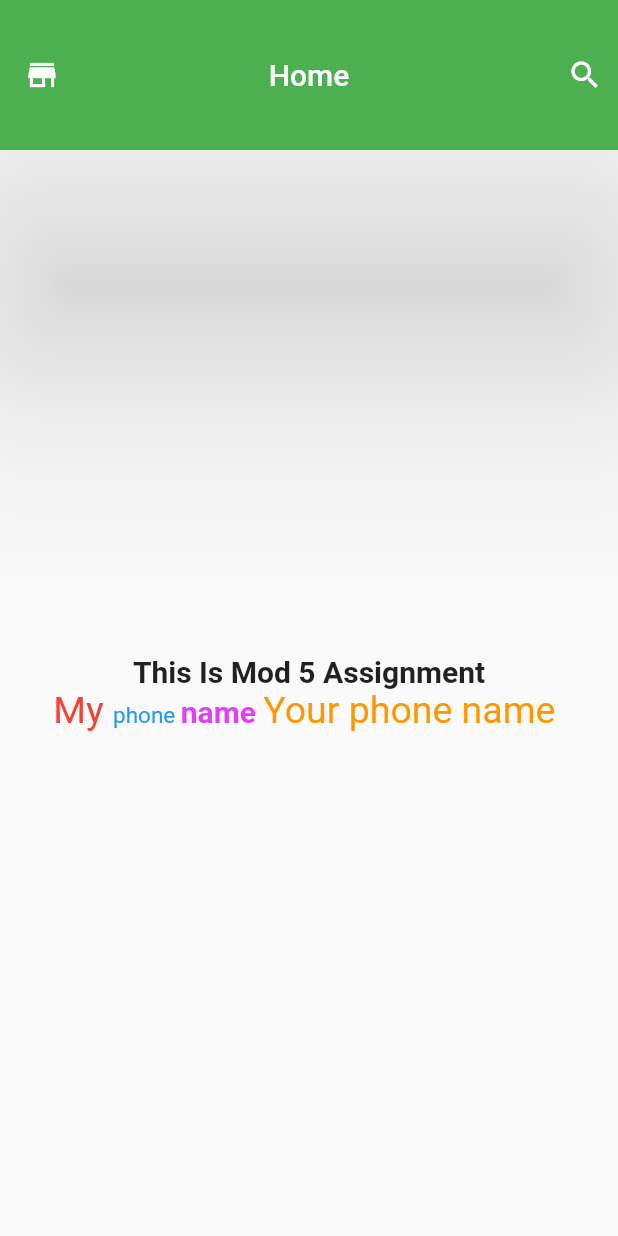
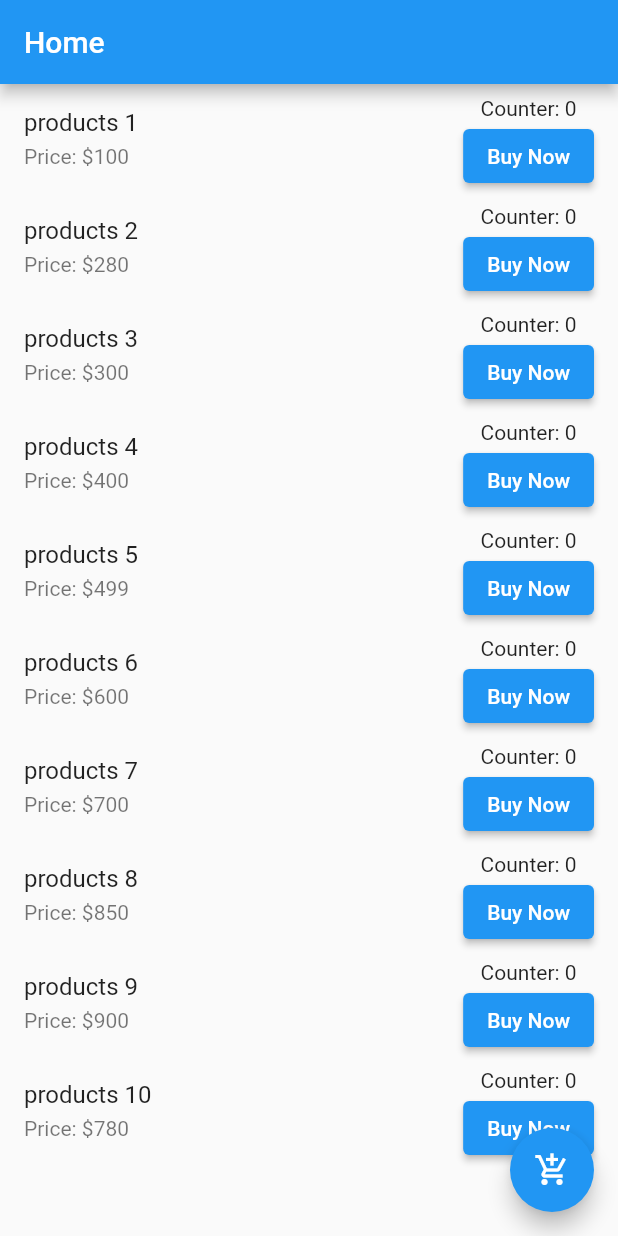
Before and after one commit to iamazmarul/myfirst_flutter_app, a Flutter app: the screen it shows after launch, on a phone screen of 412 x 824 dp. Run offline on Flutter 3.47's test engine with Material 2 defaults, Android fonts, the light colour scheme and no system bars.

Commit message:
Assignment Module 7

```diff
--- a/lib/main.dart
+++ b/lib/main.dart
@@ -4,60 +4,119 @@ void main() {
   runApp(MyApp());
 }
 
-class MyApp extends StatelessWidget{
+class MyApp extends StatelessWidget {
+  const MyApp({Key? key});
+
   @override
   Widget build(BuildContext context) {
-    return MaterialApp(
-      title: "Assignment Module 5 ",
-      debugShowCheckedModeBanner: true,
-      home: homePage(),
+    return const MaterialApp(
+      title: "Assignment Module 7",
+      debugShowCheckedModeBanner: false,
+      home: HomeScreen(),
     );
   }
 }
 
-class homePage extends StatelessWidget{
+class HomeScreen extends StatefulWidget {
+  const HomeScreen({Key? key});
+  @override
+  State<HomeScreen> createState() => _HomeScreenState();
+}
+
+class _HomeScreenState extends State<HomeScreen> {
+  List<int> counters = [];
+  List<Map<String, String>> products = [
+    {"name": "products 1", "price": "100"},
+    {"name": "products 2", "price": "280"},
+    {"name": "products 3", "price": "300"},
+    {"name": "products 4", "price": "400"},
+    {"name": "products 5", "price": "499"},
+    {"name": "products 6", "price": "600"},
+    {"name": "products 7", "price": "700"},
+    {"name": "products 8", "price": "850"},
+    {"name": "products 9", "price": "900"},
+    {"name": "products 10", "price": "780"},
+  ];
+
   @override
   Widget build(BuildContext context) {
     return Scaffold(
       appBar: AppBar(
         title: Text("Home"),
-        centerTitle: true,
-        backgroundColor: Colors.green,
-        toolbarHeight: 100,
-        elevation: 70,
-        leading: Icon(
-          Icons.store_mall_directory_sharp,
+      ),
+      body: SingleChildScrollView(
+        child: Column(
+          children: [
+            ListView.builder(
+              shrinkWrap: true,
+              itemCount: products.length,
+              itemBuilder: (context, index) {
+                final product = products[index];
+                while (counters.length <= index) {
+                  counters.add(0);
+                }
+                final counter = counters[index];
+
+                return ListTile(
+                  title: Text("${product["name"]}"),
+                  subtitle: Padding(
+                    padding: const EdgeInsets.only(top: 5),
+                    child: Text("Price: \$${product["price"]}"),
+                  ),
+                  trailing: Column(
+                    children: [
+                      Text("Counter: $counter"),
+                      ElevatedButton(
+                        onPressed: () {
+                          if (counter < 5) {
+                            counters[index]++;
+                            setState(() {});
+                          };
+                          if (counter == 5) {
+                            AlertDialog(
+
+                            );
+                          };
+                        },
+                        child: Text("Buy Now"),
+                      ),
+                    ],
+                  ),
+                );
+              },
+            ),
+          ],
         ),
-        actions: [
-          Padding(
-            padding: EdgeInsets.only(right: 10),
-            child: Icon(Icons.search),
-          ),
-        ],
+      ),
+      floatingActionButton: FloatingActionButton(
+        onPressed: () {
+          // Navigator.push(context, MaterialPageRoute(builder: (context)=> CartScreen(cartproducts: $counter)),);
+        },
+        child: Icon(Icons.add_shopping_cart),
+      ),
+    );
+  }
+}
+
+class CartScreen extends StatefulWidget {
+  final String cartproducts;
+  const CartScreen({super.key, required this.cartproducts});
+
+  @override
+  State<CartScreen> createState() => _CartScreenState();
+}
+
+class _CartScreenState extends State<CartScreen> {
+  @override
+  Widget build(BuildContext context) {
+    return Scaffold(
+      appBar: AppBar(
+        title: Text("Cart"),
       ),
       body: Center(
         child: Column(
           mainAxisAlignment: MainAxisAlignment.center,
-          children: [
-            Text("This Is Mod 5 Assignment",
-              style: TextStyle(
-              fontSize: 20,
-              fontWeight: FontWeight.bold,
-            ),),
-            Row(
-              mainAxisAlignment: MainAxisAlignment.center,
-              children: [
-                RichText(text: TextSpan(
-                  children: [
-                    TextSpan(text: 'My ', style: TextStyle(color: Colors.red, fontSize: 25,)),
-                    TextSpan(text: 'phone ', style: TextStyle(color: Colors.blue, fontSize: 15,)),
-                    TextSpan(text: 'name ', style: TextStyle(color: Colors.purpleAccent, fontSize: 20, fontWeight: FontWeight.w700)),
-                    TextSpan(text: 'Your phone name ', style: TextStyle(color: Colors.orange, fontSize: 25,)),
-                  ],
-                )),
-              ],
-            )
-          ],
+          children: [Text("Total Products")],
         ),
       ),
     );
```
